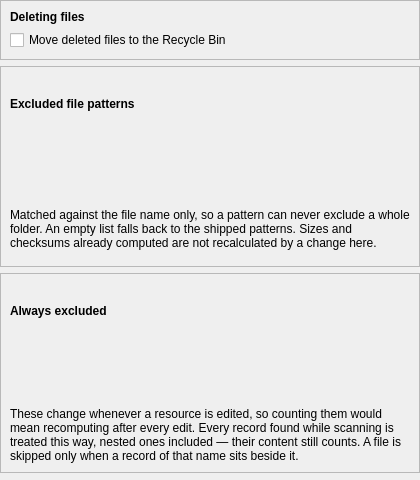
Above: packages/rehuco-agent/src/rehuco_agent/settings/ui/files_page.ui from borco/rehuco before the change. Below: the same form after it.
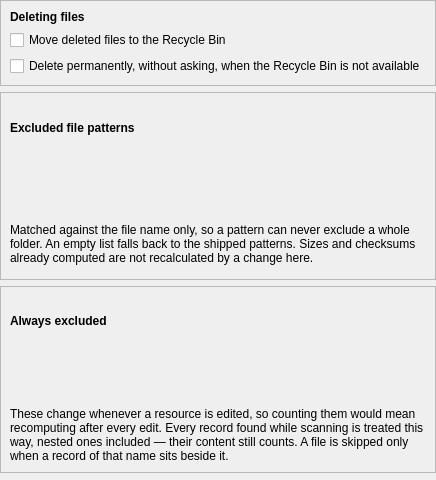
That is the form after the change. Custom widgets are drawn as their Qt base class.

Commit message: refs #301: feat(core,agent): ask once per operation when the Recycle Bin refuses

```diff
--- a/packages/rehuco-agent/src/rehuco_agent/settings/ui/files_page.ui
+++ b/packages/rehuco-agent/src/rehuco_agent/settings/ui/files_page.ui
@@ -60,6 +60,16 @@
         </property>
        </widget>
       </item>
+      <item>
+       <widget class="QCheckBox" name="permanently_delete_if_unreachable_check_box">
+        <property name="text">
+         <string>Delete permanently, without asking, when the Recycle Bin is not available</string>
+        </property>
+        <property name="toolTip">
+         <string>Skip the per-file question Convert, Discard Originals, the inline Discard action and the images editor would otherwise ask when the Recycle Bin cannot be reached, and delete outright instead.</string>
+        </property>
+       </widget>
+      </item>
      </layout>
     </widget>
    </item>
```
The commit also changes 27 other files.
